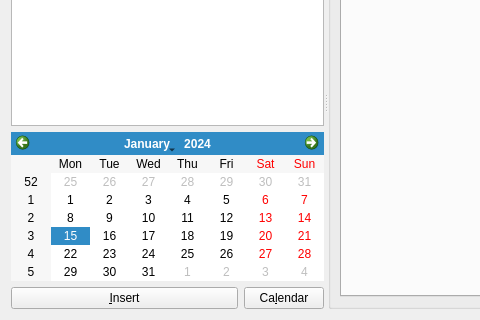
First picture: the form in src/ui/TabMealWidget.ui, repository wnt-zhp/zarlock-cpp, before the edit; both pictures show x 0 to 480 and y 117 to 437 of the 768 by 437 pixel window.
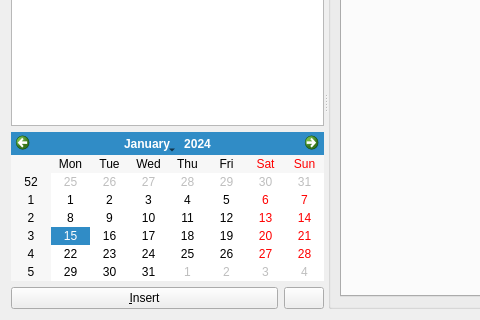
Second picture: the form after the edit. Custom widgets are drawn as their Qt base class.

What changed in the file:
```diff
--- a/src/ui/TabMealWidget.ui
+++ b/src/ui/TabMealWidget.ui
@@ -38,9 +38,6 @@
          </item>
          <item>
           <widget class="QPushButton" name="action_toggle">
-           <property name="text">
-            <string>Ca&amp;lendar</string>
-           </property>
            <property name="checkable">
             <bool>true</bool>
            </property>
```
Left out of the diff: 4 changed lines with no effect on the pictures.
